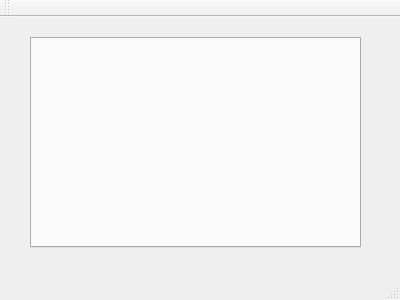
This is ShotPreparationTool/mainwindow.ui in BlakeRaymond-AI/ENPH459Project as Qt 5 draws it before an edit. The edited form follows.
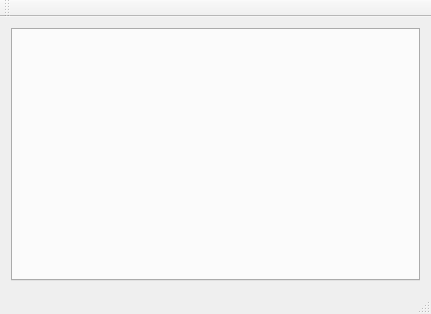
This is the edited form.

Commit message: Add widget auto resizing and generally improve appearance

Diff of the .ui file:
```diff
--- a/ShotPreparationTool/mainwindow.ui
+++ b/ShotPreparationTool/mainwindow.ui
@@ -6,27 +6,29 @@
    <rect>
     <x>0</x>
     <y>0</y>
-    <width>400</width>
-    <height>300</height>
+    <width>431</width>
+    <height>314</height>
    </rect>
   </property>
   <property name="windowTitle">
    <string>MainWindow</string>
   </property>
   <widget class="QWidget" name="centralWidget">
+   <property name="sizePolicy">
+    <sizepolicy hsizetype="Expanding" vsizetype="Expanding">
+     <horstretch>0</horstretch>
+     <verstretch>0</verstretch>
+    </sizepolicy>
+   </property>
+   <layout class="QVBoxLayout" name="verticalLayout">
+    <item>
    <widget class="QTabWidget" name="tabWidget">
-    <property name="geometry">
-     <rect>
-      <x>30</x>
-      <y>20</y>
-      <width>331</width>
-      <height>211</height>
-     </rect>
-    </property>
     <property name="currentIndex">
      <number>-1</number>
     </property>
    </widget>
+    </item>
+   </layout>
   </widget>
   <widget class="QMenuBar" name="menuBar">
    <property name="geometry">
```
Left out of the diff: 2 changed lines with no effect on the pictures. Lines whose indentation alone changed are shown as unchanged. The commit also changes 2 other files.
